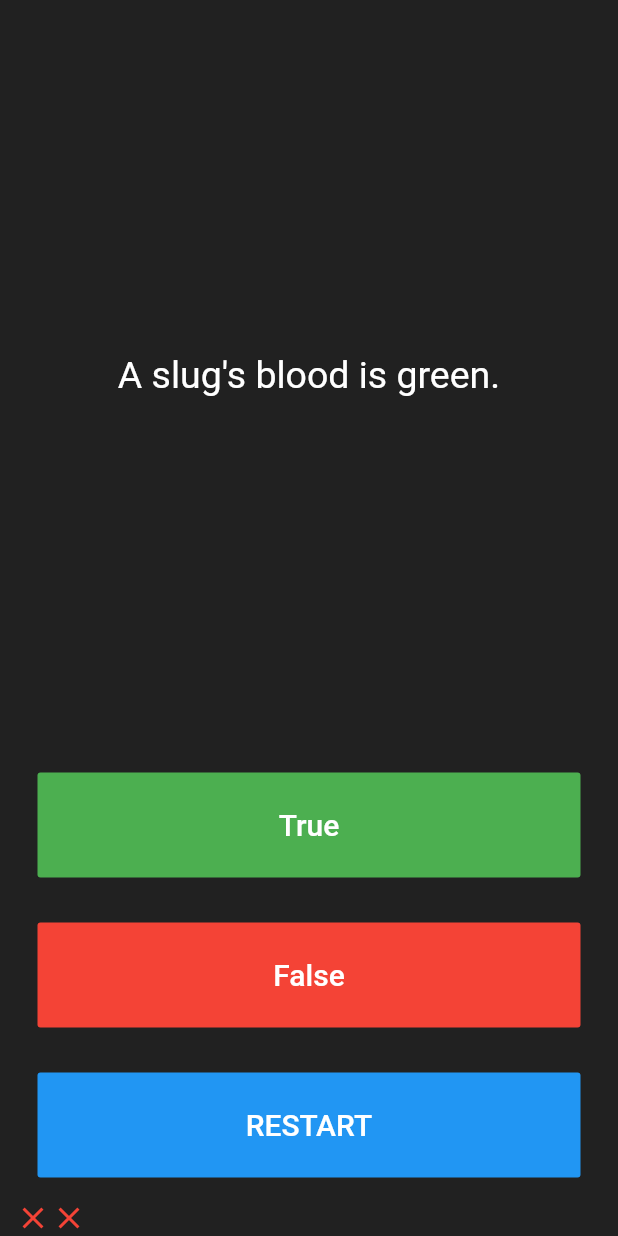
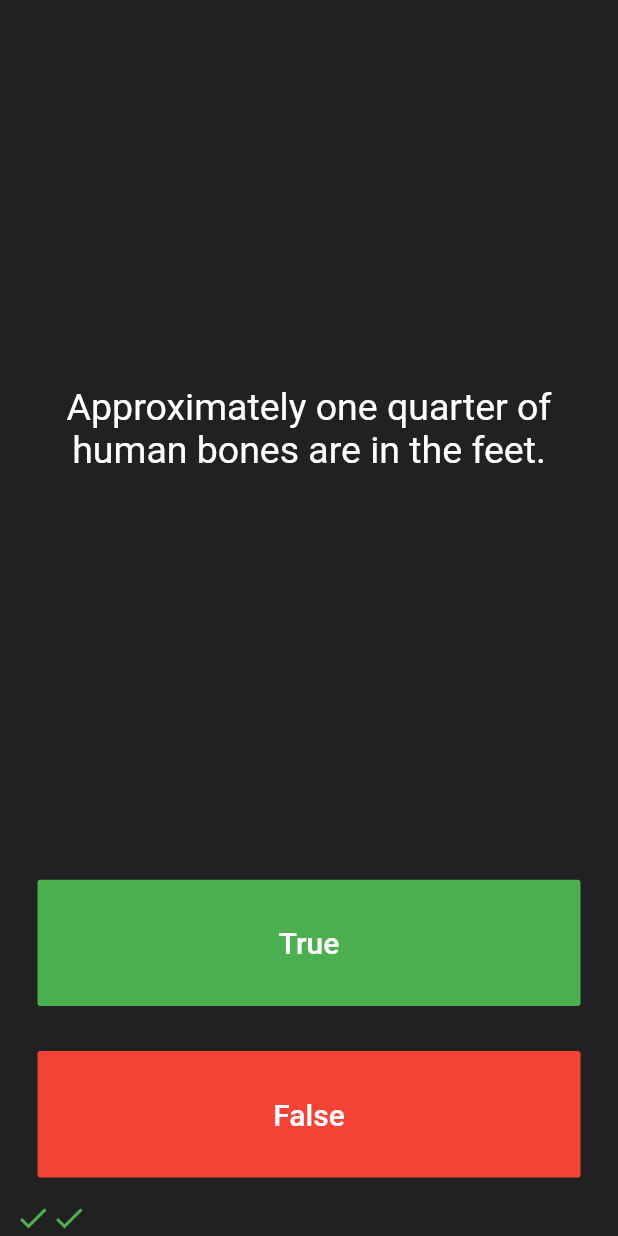
Before and after one commit to darleisantossoares/app-quizzler-flutter, a Flutter app: the screen it shows after launch, after a tap on "True", after a tap on "False", on a phone screen of 412 x 824 dp. Run offline on Flutter 3.47's test engine with Material 2 defaults, Android fonts, the phone set to English and light mode, and no system bars; our stand-ins replace rflutter_alert.

Commit message:
final app

```diff
--- a/lib/main.dart
+++ b/lib/main.dart
@@ -1,4 +1,9 @@
 import 'package:flutter/material.dart';
+//TODO: Step 2 - Import the rFlutter_Alert package here.
+import 'package:rflutter_alert/rflutter_alert.dart';
+import 'quiz_brain.dart';
+
+QuizBrain quizBrain = QuizBrain();
 
 void main() => runApp(Quizzler());
 
@@ -25,16 +30,51 @@ class QuizPage extends StatefulWidget {
 }
 
 class _QuizPageState extends State<QuizPage> {
+  List<Icon> scoreKeeper = [];
 
-  List<Icon> ScoreKeeper = [];
-  List<String> questions = [
-    'You can lead a cow down stairs but not up stairs.',
-    'Approximately one quarter of human bones are in the feet.',
-    'A slug\'s blood is green.',
-  ];
-  List<bool> answers = [false, true, true];
+  void checkAnswer(bool userPickedAnswer) {
+    bool correctAnswer = quizBrain.getCorrectAnswer();
 
-  int questionNumber = 0;
+    setState(() {
+      //TODO: Step 4 - Use IF/ELSE to check if we've reached the end of the quiz. If so,
+      //On the next line, you can also use if (quizBrain.isFinished()) {}, it does the same thing.
+      if (quizBrain.isFinished() == true) {
+        //TODO Step 4 Part A - show an alert using rFlutter_alert,
+
+        //This is the code for the basic alert from the docs for rFlutter Alert:
+        //Alert(context: context, title: "RFLUTTER", desc: "Flutter is awesome.").show();
+
+        //Modified for our purposes:
+        Alert(
+          context: context,
+          title: 'Finished!',
+          desc: 'You\'ve reached the end of the quiz.',
+        ).show();
+
+        //TODO Step 4 Part C - reset the questionNumber,
+        quizBrain.reset();
+
+        //TODO Step 4 Part D - empty out the scoreKeeper.
+        scoreKeeper = [];
+      }
+
+      //TODO: Step 6 - If we've not reached the end, ELSE do the answer checking steps below 👇
+      else {
+        if (userPickedAnswer == correctAnswer) {
+          scoreKeeper.add(Icon(
+            Icons.check,
+            color: Colors.green,
+          ));
+        } else {
+          scoreKeeper.add(Icon(
+            Icons.close,
+            color: Colors.red,
+          ));
+        }
+        quizBrain.nextQuestion();
+      }
+    });
+  }
 
   @override
   Widget build(BuildContext context) {
@@ -48,7 +88,7 @@ class _QuizPageState extends State<QuizPage> {
             padding: EdgeInsets.all(10.0),
             child: Center(
               child: Text(
-                (questionNumber < questions.length) ? questions[questionNumber] : 'The quiz has ended',
+                quizBrain.getQuestionText(),
                 textAlign: TextAlign.center,
                 style: TextStyle(
                   fontSize: 25.0,
@@ -73,16 +113,7 @@ class _QuizPageState extends State<QuizPage> {
               ),
               onPressed: () {
                 //The user picked true.
-                setState(() {
-                  if(questionNumber < questions.length){
-                    if(answers[questionNumber] == true){
-                      ScoreKeeper.add(Icon(Icons.check, color: Colors.green,),);
-                    }else{
-                      ScoreKeeper.add(Icon(Icons.close, color: Colors.red,),);
-                    }
-                  }
-                  questionNumber++;
-                });
+                checkAnswer(true);
               },
             ),
           ),
@@ -101,48 +132,14 @@ class _QuizPageState extends State<QuizPage> {
               ),
               onPressed: () {
                 //The user picked false.
-                setState(() {
-                  if(questionNumber < questions.length){
-                    if(answers[questionNumber] == false){
-                      ScoreKeeper.add(Icon(Icons.check, color: Colors.green,),);
-                    }else{
-                      ScoreKeeper.add(Icon(Icons.close, color: Colors.red,),);
-                    }
-                  }
-                  questionNumber++;
-                });
-
+                checkAnswer(false);
               },
             ),
           ),
         ),
-        Expanded(
-          child: Padding(
-            padding: EdgeInsets.all(15.0),
-            child: FlatButton(
-              textColor: Colors.white,
-              color: Colors.blue,
-              child: Text(
-                'RESTART',
-                style: TextStyle(
-                  color: Colors.white,
-                  fontSize: 20.0,
-                ),
-              ),
-              onPressed: () {
-                //The user picked true.
-                setState(() {
-                  questionNumber = 0;
-                  ScoreKeeper = [];
-                });
-              },
-            ),
-          ),
-        ),
-        //TODO: Add a Row here as your score keeper
         Row(
-          children: ScoreKeeper,
-        ),
+          children: scoreKeeper,
+        )
       ],
     );
   }
--- /dev/null
+++ b/lib/question.dart
@@ -0,0 +1,9 @@
+class Question {
+  String questionText;
+  bool questionAnswer;
+
+  Question(String q, bool a) {
+    questionText = q;
+    questionAnswer = a;
+  }
+}
--- /dev/null
+++ b/lib/quiz_brain.dart
@@ -0,0 +1,66 @@
+import 'question.dart';
+
+class QuizBrain {
+  int _questionNumber = 0;
+
+  List<Question> _questionBank = [
+    Question('Some cats are actually allergic to humans', true),
+    Question('You can lead a cow down stairs but not up stairs.', false),
+    Question('Approximately one quarter of human bones are in the feet.', true),
+    Question('A slug\'s blood is green.', true),
+    Question('Buzz Aldrin\'s mother\'s maiden name was \"Moon\".', true),
+    Question('It is illegal to pee in the Ocean in Portugal.', true),
+    Question(
+        'No piece of square dry paper can be folded in half more than 7 times.',
+        false),
+    Question(
+        'In London, UK, if you happen to die in the House of Parliament, you are technically entitled to a state funeral, because the building is considered too sacred a place.',
+        true),
+    Question(
+        'The loudest sound produced by any animal is 188 decibels. That animal is the African Elephant.',
+        false),
+    Question(
+        'The total surface area of two human lungs is approximately 70 square metres.',
+        true),
+    Question('Google was originally called \"Backrub\".', true),
+    Question(
+        'Chocolate affects a dog\'s heart and nervous system; a few ounces are enough to kill a small dog.',
+        true),
+    Question(
+        'In West Virginia, USA, if you accidentally hit an animal with your car, you are free to take it home to eat.',
+        true),
+  ];
+
+  void nextQuestion() {
+    if (_questionNumber < _questionBank.length - 1) {
+      _questionNumber++;
+    }
+  }
+
+  String getQuestionText() {
+    return _questionBank[_questionNumber].questionText;
+  }
+
+  bool getCorrectAnswer() {
+    return _questionBank[_questionNumber].questionAnswer;
+  }
+
+  //TODO: Step 3 Part A - Create a method called isFinished() here that checks to see if we have reached the last question. It should return (have an output) true if we've reached the last question and it should return false if we're not there yet.
+
+  bool isFinished() {
+    if (_questionNumber >= _questionBank.length - 1) {
+      //TODO: Step 3 Part B - Use a print statement to check that isFinished is returning true when you are indeed at the end of the quiz and when a restart should happen.
+
+      print('Now returning true');
+      return true;
+
+    } else {
+      return false;
+    }
+  }
+
+  //TODO: Step 4 part B - Create a reset() method here that sets the questionNumber back to 0.
+  void reset() {
+    _questionNumber = 0;
+  }
+}
```
Also changed, not shown: pubspec.yaml (+2 -47 lines), 3 other files.
